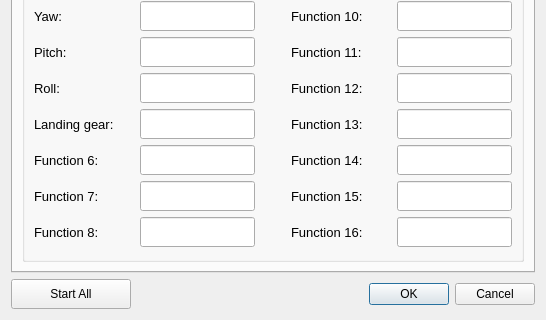
Old version of the form GroundStation/src/Windows/SettingsDialog.ui in the repository TxBlackWolf/quadcopter; both pictures show x 0 to 546 and y 308 to 628 of the 546 by 628 pixel window.
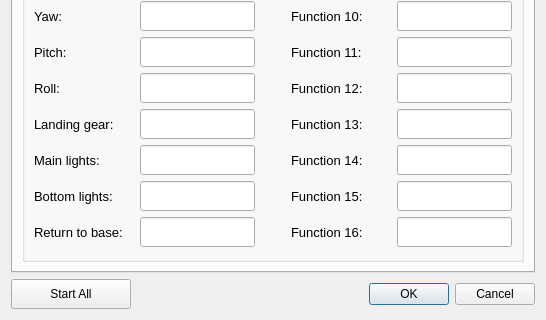
New version of the form. The open tabs and pages were chosen to show the change. Icons and pictures are not drawn.

Commit message: Added new function buttons.

Patch:
```diff
--- a/GroundStation/src/Windows/SettingsDialog.ui
+++ b/GroundStation/src/Windows/SettingsDialog.ui
@@ -1382,7 +1382,7 @@
                    </size>
                   </property>
                   <property name="text">
-                   <string>Function 6:</string>
+                   <string>Main lights:</string>
                   </property>
                  </widget>
                 </item>
@@ -1395,7 +1395,7 @@
                    </size>
                   </property>
                   <property name="text">
-                   <string>Function 7:</string>
+                   <string>Bottom lights:</string>
                   </property>
                  </widget>
                 </item>
@@ -1408,7 +1408,7 @@
                    </size>
                   </property>
                   <property name="text">
-                   <string>Function 8:</string>
+                   <string>Return to base:</string>
                   </property>
                  </widget>
                 </item>
```
Left out of the diff: 12 changed lines with no effect on the pictures. The commit also changes 2 other files.
